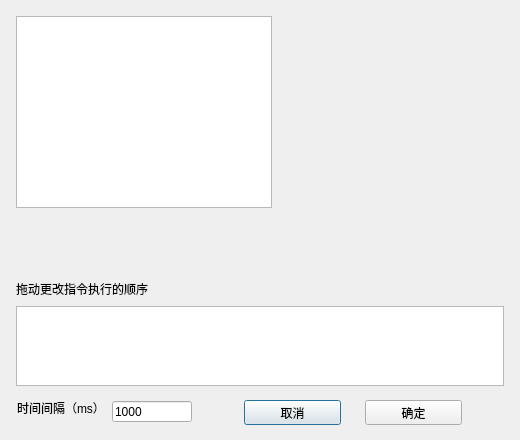
First picture: the form in CommandScriptDialog.ui, repository AndroidCoderPeng/SerialPortDebugger, before the edit.
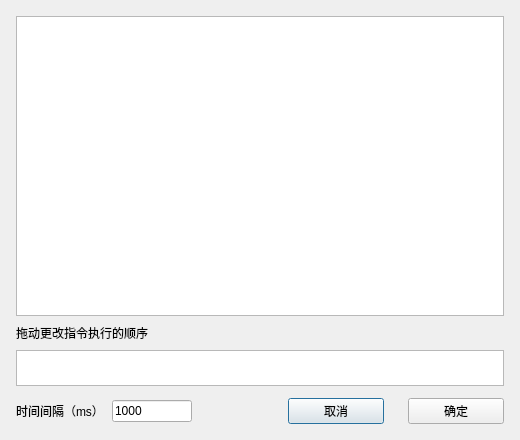
Second picture: the form after the edit.

Commit message: feat(CommandScriptDialog): 更新对话框布局，优化控件间距和样式 feat(MainWindow): 调整时间输入框的最小宽度

```diff
--- a/CommandScriptDialog.ui
+++ b/CommandScriptDialog.ui
@@ -19,15 +19,24 @@
   <property name="windowTitle">
    <string>Dialog</string>
   </property>
+  <layout class="QVBoxLayout" name="mainLayout">
+   <property name="spacing">
+    <number>8</number>
+   </property>
+   <property name="leftMargin">
+    <number>16</number>
+   </property>
+   <property name="topMargin">
+    <number>16</number>
+   </property>
+   <property name="rightMargin">
+    <number>16</number>
+   </property>
+   <property name="bottomMargin">
+    <number>16</number>
+   </property>
+   <item>
   <widget class="QListView" name="listView">
-   <property name="geometry">
-    <rect>
-     <x>16</x>
-     <y>16</y>
-     <width>256</width>
-     <height>192</height>
-    </rect>
-   </property>
    <property name="sizePolicy">
     <sizepolicy hsizetype="Expanding" vsizetype="Expanding">
      <horstretch>0</horstretch>
@@ -41,30 +50,18 @@
     <enum>QAbstractItemView::MultiSelection</enum>
    </property>
   </widget>
+   </item>
+   <item>
   <widget class="QLabel" name="label_3">
-   <property name="geometry">
-    <rect>
-     <x>16</x>
-     <y>281</y>
-     <width>132</width>
-     <height>16</height>
-    </rect>
-   </property>
    <property name="text">
     <string>拖动更改指令执行的顺序</string>
    </property>
   </widget>
+   </item>
+   <item>
   <widget class="QListWidget" name="listWidget">
-   <property name="geometry">
-    <rect>
-     <x>16</x>
-     <y>306</y>
-     <width>488</width>
-     <height>80</height>
-    </rect>
-   </property>
    <property name="sizePolicy">
-    <sizepolicy hsizetype="Expanding" vsizetype="Preferred">
+      <sizepolicy hsizetype="Expanding" vsizetype="Fixed">
      <horstretch>0</horstretch>
      <verstretch>0</verstretch>
     </sizepolicy>
@@ -72,13 +69,13 @@
    <property name="minimumSize">
     <size>
      <width>0</width>
-     <height>48</height>
+       <height>36</height>
     </size>
    </property>
    <property name="maximumSize">
     <size>
      <width>16777215</width>
-     <height>80</height>
+       <height>36</height>
     </size>
    </property>
    <property name="verticalScrollBarPolicy">
@@ -94,15 +91,24 @@
     <enum>QListView::LeftToRight</enum>
    </property>
   </widget>
+   </item>
+   <item>
+    <layout class="QHBoxLayout" name="horizontalLayout">
+     <property name="spacing">
+      <number>8</number>
+     </property>
+     <property name="topMargin">
+      <number>4</number>
+     </property>
+     <item>
+      <widget class="QLabel" name="label_2">
+       <property name="text">
+        <string>时间间隔（ms）</string>
+       </property>
+      </widget>
+     </item>
+     <item>
   <widget class="QLineEdit" name="timeLineEdit">
-   <property name="geometry">
-    <rect>
-     <x>112</x>
-     <y>401</y>
-     <width>80</width>
-     <height>21</height>
-    </rect>
-   </property>
    <property name="minimumSize">
     <size>
      <width>60</width>
@@ -125,29 +131,22 @@
     <bool>false</bool>
    </property>
   </widget>
-  <widget class="QLabel" name="label_2">
-   <property name="geometry">
-    <rect>
-     <x>17</x>
-     <y>400</y>
-     <width>89</width>
-     <height>16</height>
-    </rect>
-   </property>
-   <property name="text">
-    <string>时间间隔（ms）</string>
-   </property>
-  </widget>
-  <widget class="QWidget" name="">
-   <property name="geometry">
-    <rect>
-     <x>244</x>
-     <y>400</y>
-     <width>218</width>
-     <height>25</height>
-    </rect>
-   </property>
-   <layout class="QHBoxLayout" name="horizontalLayout">
+     </item>
+    <item>
+     <spacer name="horizontalSpacer">
+      <property name="orientation">
+       <enum>Qt::Horizontal</enum>
+      </property>
+      <property name="sizeHint" stdset="0">
+       <size>
+        <width>40</width>
+        <height>20</height>
+       </size>
+      </property>
+     </spacer>
+    </item>
+    <item>
+     <layout class="QHBoxLayout" name="buttonLayout">
     <property name="spacing">
      <number>24</number>
     </property>
@@ -159,6 +158,12 @@
         <height>0</height>
        </size>
       </property>
+        <property name="maximumSize">
+         <size>
+          <width>96</width>
+          <height>16777215</height>
+         </size>
+        </property>
       <property name="text">
        <string>取消</string>
       </property>
@@ -172,13 +177,22 @@
         <height>0</height>
        </size>
       </property>
+        <property name="maximumSize">
+         <size>
+          <width>96</width>
+          <height>16777215</height>
+         </size>
+        </property>
       <property name="text">
        <string>确定</string>
       </property>
      </widget>
     </item>
    </layout>
-  </widget>
+    </item>
+    </layout>
+   </item>
+  </layout>
  </widget>
  <resources/>
  <connections/>
```
Lines whose indentation alone changed are shown as unchanged. The commit also changes 1 other file.
